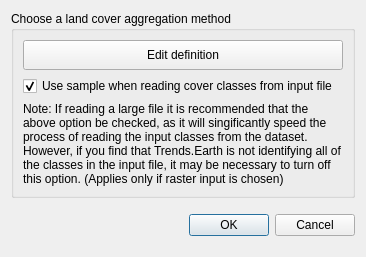
This is LDMP/gui/DlgDataIOImportLC.ui in ConservationInternational/trends.earth as Qt 5 draws it before an edit. The edited form follows.
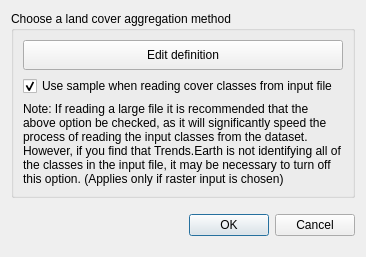
This is the edited form.

Patch:
```diff
--- a/LDMP/gui/DlgDataIOImportLC.ui
+++ b/LDMP/gui/DlgDataIOImportLC.ui
@@ -112,7 +112,7 @@
          </size>
         </property>
         <property name="text">
-         <string>Note: If reading a large file it is recommended that the above option be checked, as it will singificantly speed the process of reading the input classes from the dataset. However, if you find that Trends.Earth is not identifying all of the classes in the input file, it may be necessary to turn off this option. (Applies only if raster input is chosen)</string>
+         <string>Note: If reading a large file it is recommended that the above option be checked, as it will significantly speed the process of reading the input classes from the dataset. However, if you find that Trends.Earth is not identifying all of the classes in the input file, it may be necessary to turn off this option. (Applies only if raster input is chosen)</string>
         </property>
         <property name="wordWrap">
          <bool>true</bool>
```
